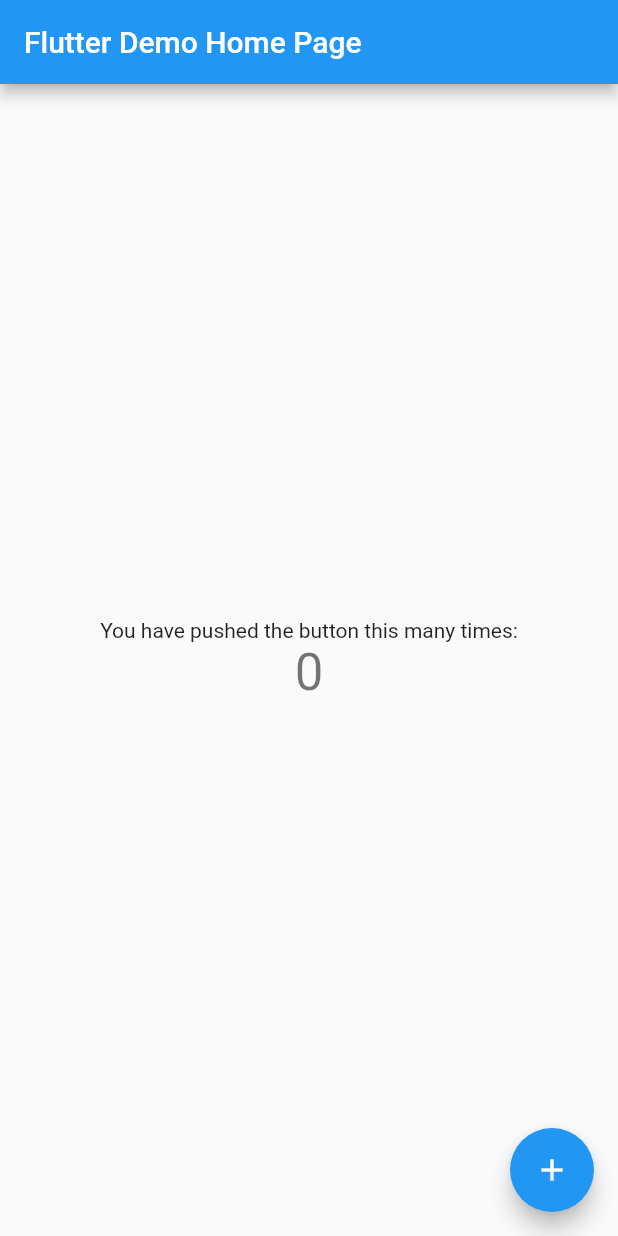
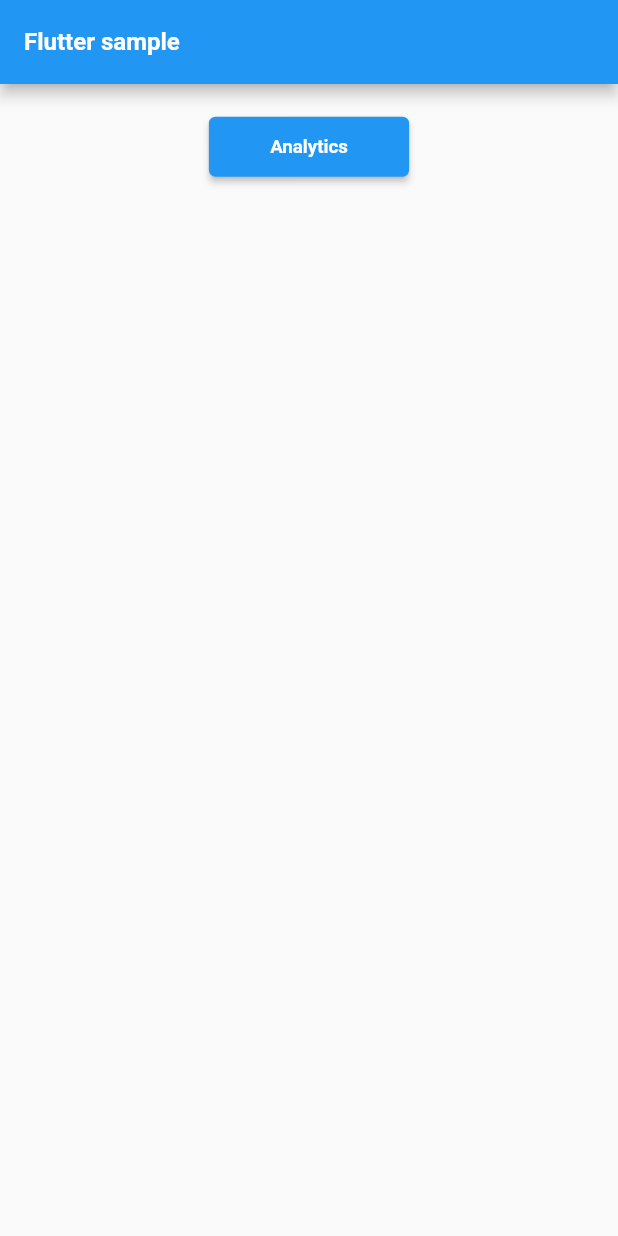
Before and after one commit to hemantbeast/FlutterSamples, a Flutter app: the screen it shows after launch, on a phone screen of 412 x 824 dp. Run offline on Flutter 3.47's test engine with Material 2 defaults, Android fonts, the phone set to English and light mode, and no system bars; our stand-ins replace firebase_analytics, firebase_core, flutter_hooks, flutter_riverpod, flutter_screenutil, fluttertoast and 2 more; accounts and stored records are empty.

Commit message:
Implement firebase analytics
Signed-off-by: Hemant Sharma <hemantbeast@gmail.com>

```diff
--- a/lib/main.dart
+++ b/lib/main.dart
@@ -1,5 +1,8 @@
 import 'package:firebase_core/firebase_core.dart';
+import 'package:firebase_sample/routes/app_router.dart';
 import 'package:flutter/material.dart';
+import 'package:flutter_riverpod/flutter_riverpod.dart';
+import 'package:flutter_screenutil/flutter_screenutil.dart';
 
 import 'firebase_options.dart';
 
@@ -8,7 +11,8 @@ void main() async {
   await Firebase.initializeApp(
     options: DefaultFirebaseOptions.currentPlatform,
   );
-  runApp(const MyApp());
+  await ScreenUtil.ensureScreenSize();
+  runApp(const ProviderScope(child: MyApp()));
 }
 
 class MyApp extends StatelessWidget {
@@ -17,7 +21,14 @@ class MyApp extends StatelessWidget {
   // This widget is the root of your application.
   @override
   Widget build(BuildContext context) {
-    return MaterialApp(
+    return ScreenUtilInit(
+      designSize: const Size(428, 926),
+      minTextAdapt: true,
+      builder: (context, child) => MaterialApp(
+        debugShowCheckedModeBanner: false,
+        initialRoute: AppRouter.initialRoute,
+        navigatorKey: AppRouter.navigatorKey,
+        onGenerateRoute: AppRouter.generateRoute,
         title: 'Flutter Demo',
         theme: ThemeData(
           // This is the theme of your application.
@@ -31,92 +42,7 @@ class MyApp extends StatelessWidget {
           // is not restarted.
           primarySwatch: Colors.blue,
         ),
-      home: const MyHomePage(title: 'Flutter Demo Home Page'),
+      ),
     );
   }
 }
-
-class MyHomePage extends StatefulWidget {
-  const MyHomePage({Key? key, required this.title}) : super(key: key);
-
-  // This widget is the home page of your application. It is stateful, meaning
-  // that it has a State object (defined below) that contains fields that affect
-  // how it looks.
-
-  // This class is the configuration for the state. It holds the values (in this
-  // case the title) provided by the parent (in this case the App widget) and
-  // used by the build method of the State. Fields in a Widget subclass are
-  // always marked "final".
-
-  final String title;
-
-  @override
-  State<MyHomePage> createState() => _MyHomePageState();
-}
-
-class _MyHomePageState extends State<MyHomePage> {
-  int _counter = 0;
-
-  void _incrementCounter() {
-    setState(() {
-      // This call to setState tells the Flutter framework that something has
-      // changed in this State, which causes it to rerun the build method below
-      // so that the display can reflect the updated values. If we changed
-      // _counter without calling setState(), then the build method would not be
-      // called again, and so nothing would appear to happen.
-      _counter++;
-    });
-  }
-
-  @override
-  Widget build(BuildContext context) {
-    // This method is rerun every time setState is called, for instance as done
-    // by the _incrementCounter method above.
-    //
-    // The Flutter framework has been optimized to make rerunning build methods
-    // fast, so that you can just rebuild anything that needs updating rather
-    // than having to individually change instances of widgets.
-    return Scaffold(
-      appBar: AppBar(
-        // Here we take the value from the MyHomePage object that was created by
-        // the App.build method, and use it to set our appbar title.
-        title: Text(widget.title),
-      ),
-      body: Center(
-        // Center is a layout widget. It takes a single child and positions it
-        // in the middle of the parent.
-        child: Column(
-          // Column is also a layout widget. It takes a list of children and
-          // arranges them vertically. By default, it sizes itself to fit its
-          // children horizontally, and tries to be as tall as its parent.
-          //
-          // Invoke "debug painting" (press "p" in the console, choose the
-          // "Toggle Debug Paint" action from the Flutter Inspector in Android
-          // Studio, or the "Toggle Debug Paint" command in Visual Studio Code)
-          // to see the wireframe for each widget.
-          //
-          // Column has various properties to control how it sizes itself and
-          // how it positions its children. Here we use mainAxisAlignment to
-          // center the children vertically; the main axis here is the vertical
-          // axis because Columns are vertical (the cross axis would be
-          // horizontal).
-          mainAxisAlignment: MainAxisAlignment.center,
-          children: <Widget>[
-            const Text(
-              'You have pushed the button this many times:',
-            ),
-            Text(
-              '$_counter',
-              style: Theme.of(context).textTheme.headline4,
-            ),
-          ],
-        ),
-      ),
-      floatingActionButton: FloatingActionButton(
-        onPressed: _incrementCounter,
-        tooltip: 'Increment',
-        child: const Icon(Icons.add),
-      ), // This trailing comma makes auto-formatting nicer for build methods.
-    );
-  }
-}
--- /dev/null
+++ b/lib/routes/app_router.dart
@@ -0,0 +1,72 @@
+import 'package:firebase_sample/routes/routes.dart';
+import 'package:firebase_sample/ui/analytics/analytics_page.dart';
+import 'package:firebase_sample/ui/index_page.dart';
+import 'package:flutter/material.dart';
+
+class AppRouter {
+  const AppRouter._();
+
+  /// The global key used to access navigator without context
+  static final GlobalKey<NavigatorState> navigatorKey = GlobalKey<NavigatorState>();
+
+  /// The name of the route that loads on app startup
+  static const String initialRoute = Routes.index;
+
+  static Route<dynamic>? generateRoute(RouteSettings settings) {
+    switch(settings.name) {
+      case Routes.index:
+        return MaterialPageRoute<dynamic>(
+          builder: (context) => const IndexPage(),
+          settings: const RouteSettings(name: Routes.index)
+        );
+      case Routes.analytics:
+        return MaterialPageRoute<dynamic>(
+          builder: (context) => const AnalyticsPage(),
+          settings: const RouteSettings(name: Routes.analytics)
+        );
+      default:
+        return _errorRoute();
+    }
+  }
+
+  static Route<dynamic> _errorRoute() {
+    return MaterialPageRoute<dynamic>(
+      builder: (_) => Scaffold(
+        appBar: AppBar(
+          title: const Text('Unknown Route'),
+        ),
+        body: const Center(
+          child: Text('Unknown Route'),
+        ),
+      ),
+    );
+  }
+
+  static Future<dynamic> pushNamed(String routeName, {dynamic args}) {
+    return navigatorKey.currentState!.pushNamed(routeName, arguments: args);
+  }
+
+  static Future<dynamic> pushNamedAndRemoveUntil(String routeName, {dynamic args}) {
+    return navigatorKey.currentState!.pushNamedAndRemoveUntil(routeName, (route) => false, arguments: args);
+  }
+
+  static Future<dynamic> pushReplacement(String routeName) {
+    return navigatorKey.currentState!.pushReplacementNamed(routeName);
+  }
+
+  static Future<dynamic> popAndPushNamed(String routeName, {dynamic args}) {
+    return navigatorKey.currentState!.popAndPushNamed(routeName);
+  }
+
+  static Future<void> pop([dynamic result]) async {
+    navigatorKey.currentState!.pop(result);
+  }
+
+  static void popUntil(String routeName) {
+    navigatorKey.currentState!.popUntil(ModalRoute.withName(routeName));
+  }
+
+  static void popUntilRoot() {
+    navigatorKey.currentState!.popUntil(ModalRoute.withName(initialRoute));
+  }
+}
--- /dev/null
+++ b/lib/routes/routes.dart
@@ -0,0 +1,10 @@
+import 'package:flutter/material.dart';
+
+@immutable
+class Routes {
+  const Routes._();
+
+  static const String index = 'index';
+
+  static const String analytics = '/analytics';
+}
--- /dev/null
+++ b/lib/styles/app_styles.dart
@@ -0,0 +1,26 @@
+import 'package:flutter/material.dart';
+import 'package:flutter_screenutil/flutter_screenutil.dart';
+
+class AppStyles {
+  static ButtonStyle elevatedButtonStyle({
+    required BuildContext context,
+    double? width,
+    double? height
+  }) {
+    height ??= 45.h;
+
+    return ElevatedButton.styleFrom(
+        primary: Colors.blue,
+        fixedSize: width != null ? Size(width, height) : Size(double.infinity, height),
+        shape: RoundedRectangleBorder(
+          borderRadius: BorderRadius.circular(5.r),
+          side: BorderSide.none,
+        ),
+        textStyle: TextStyle(
+            color: Colors.white,
+            fontSize: 14.sp,
+            fontWeight: FontWeight.w600
+        )
+    );
+  }
+}
--- /dev/null
+++ b/lib/ui/index_page.dart
@@ -0,0 +1,38 @@
+import 'package:firebase_analytics/firebase_analytics.dart';
+import 'package:firebase_sample/routes/app_router.dart';
+import 'package:firebase_sample/routes/routes.dart';
+import 'package:firebase_sample/styles/app_styles.dart';
+import 'package:firebase_sample/widgets/app_widgets.dart';
+import 'package:flutter/material.dart';
+import 'package:flutter_screenutil/flutter_screenutil.dart';
+
+class IndexPage extends StatelessWidget {
+  const IndexPage({Key? key}) : super(key: key);
+
+  @override
+  Widget build(BuildContext context) {
+    FirebaseAnalytics.instance.logScreenView(
+      screenName: 'Index',
+      screenClass: 'Index'
+    );
+
+    return Scaffold(
+      appBar: AppWidgets.appBar('Flutter sample'),
+      body: Container(
+        alignment: Alignment.center,
+        padding: EdgeInsets.all(20.r),
+        child: Column(
+          mainAxisAlignment: MainAxisAlignment.start,
+          crossAxisAlignment: CrossAxisAlignment.center,
+          children: [
+            ElevatedButton(
+              onPressed: () => AppRouter.pushNamed(Routes.analytics),
+              style: AppStyles.elevatedButtonStyle(context: context, width: 150.h),
+              child: const Text('Analytics')
+            )
+          ],
+        ),
+      ),
+    );
+  }
+}
--- /dev/null
+++ b/lib/widgets/app_widgets.dart
@@ -0,0 +1,16 @@
+import 'package:flutter/material.dart';
+import 'package:flutter_screenutil/flutter_screenutil.dart';
+
+class AppWidgets {
+  static AppBar appBar(String text) {
+    return AppBar(
+      title: Text(text,
+        style: TextStyle(
+          color: Colors.white,
+          fontSize: 18.sp,
+          fontWeight: FontWeight.w700
+        )
+      ),
+    );
+  }
+}
```
Also changed, not shown: lib/providers/analytics/analytics_provider.dart (added, +39 -0 lines), lib/providers/analytics/analytics_state.dart (added, +18 -0 lines), lib/ui/analytics/analytics_page.dart (added, +67 -0 lines), pubspec.yaml (+7 -0 lines), lib/firebase_options.dart, lib/providers/analytics/analytics_state.freezed.dart (added), pubspec.lock, 5 other files. Lines whose indentation alone changed are shown as unchanged.
